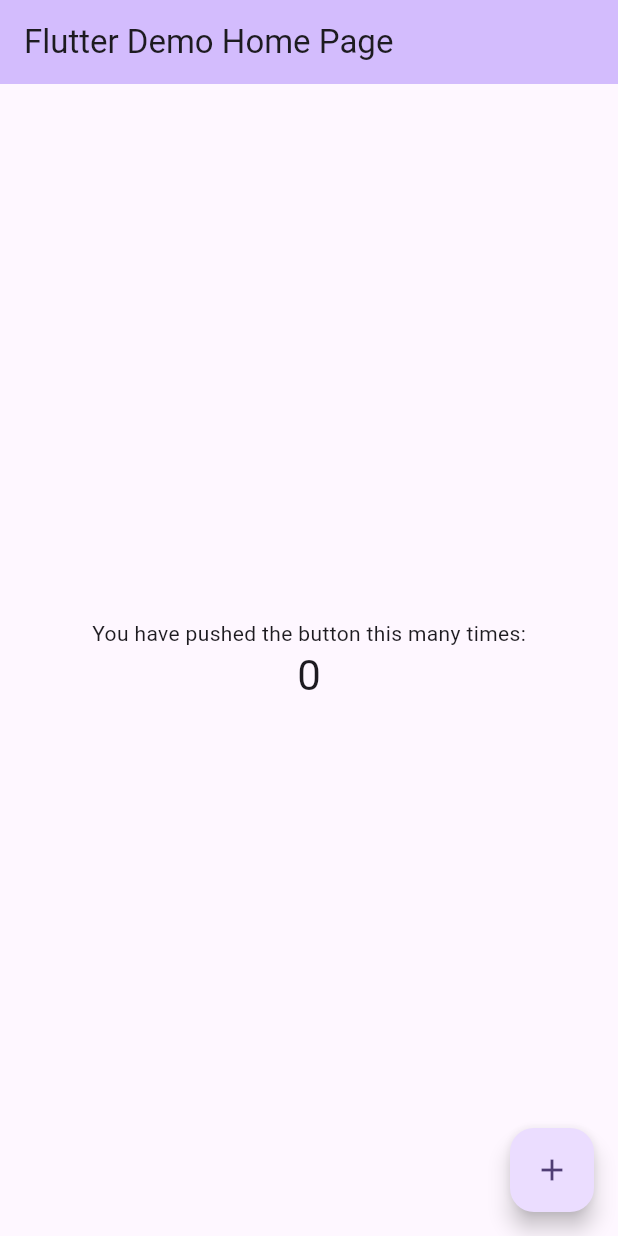
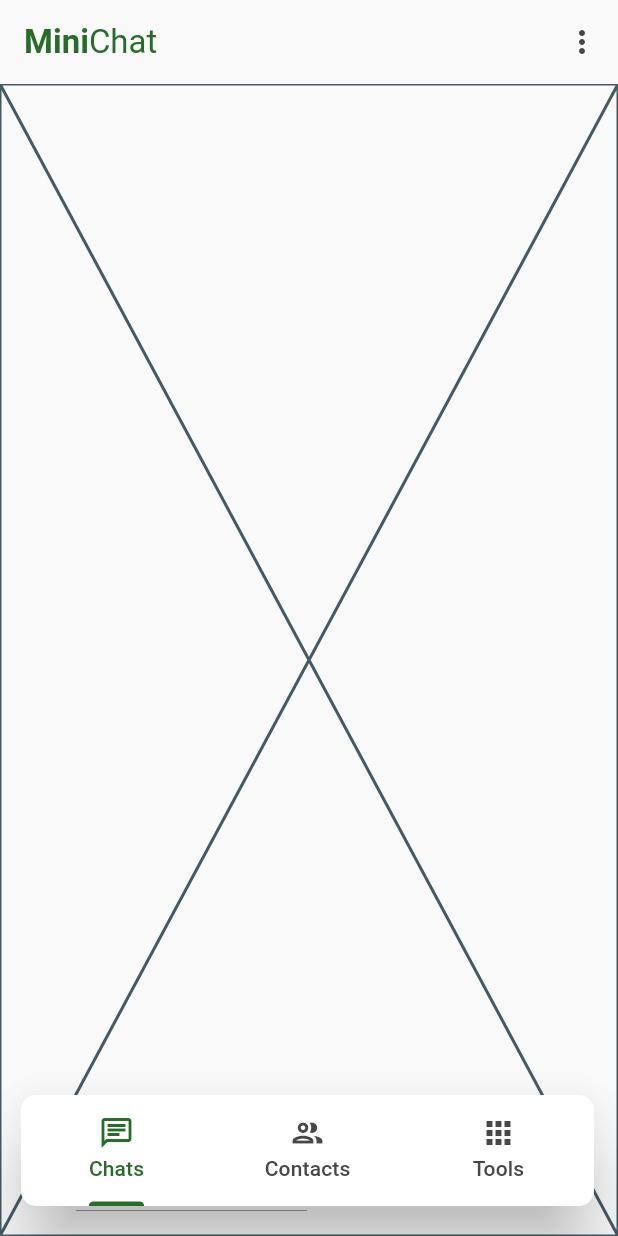
Before and after one commit to Muzakki839/flutter-minichat, a Flutter app: the screen it shows after launch, on a phone screen of 412 x 824 dp. Run offline on Flutter 3.47's test engine with Material 3 defaults, Android fonts, the phone set to English and light mode, and no system bars.

Commit message:
feat: Add main application structure with tab navigation and placeholder pages

```diff
--- a/lib/main.dart
+++ b/lib/main.dart
@@ -1,4 +1,5 @@
 import 'package:flutter/material.dart';
+import 'package:minichat/pages/main_page.dart';
 
 void main() {
   runApp(const MyApp());
@@ -11,115 +12,16 @@ class MyApp extends StatelessWidget {
   @override
   Widget build(BuildContext context) {
     return MaterialApp(
-      title: 'Flutter Demo',
+      debugShowCheckedModeBanner: false,
       theme: ThemeData(
-        // This is the theme of your application.
-        //
-        // TRY THIS: Try running your application with "flutter run". You'll see
-        // the application has a purple toolbar. Then, without quitting the app,
-        // try changing the seedColor in the colorScheme below to Colors.green
-        // and then invoke "hot reload" (save your changes or press the "hot
-        // reload" button in a Flutter-supported IDE, or press "r" if you used
-        // the command line to start the app).
-        //
-        // Notice that the counter didn't reset back to zero; the application
-        // state is not lost during the reload. To reset the state, use hot
-        // restart instead.
-        //
-        // This works for code too, not just values: Most code changes can be
-        // tested with just a hot reload.
-        colorScheme: ColorScheme.fromSeed(seedColor: Colors.deepPurple),
+        colorScheme: ColorScheme.fromSeed(
+          seedColor: Colors.green.shade900,
+          brightness: Brightness.light,
+          dynamicSchemeVariant: DynamicSchemeVariant.rainbow,
+        ),
         useMaterial3: true,
       ),
-      home: const MyHomePage(title: 'Flutter Demo Home Page'),
+      home: const MainPage(),
     );
   }
 }
-
-class MyHomePage extends StatefulWidget {
-  const MyHomePage({super.key, required this.title});
-
-  // This widget is the home page of your application. It is stateful, meaning
-  // that it has a State object (defined below) that contains fields that affect
-  // how it looks.
-
-  // This class is the configuration for the state. It holds the values (in this
-  // case the title) provided by the parent (in this case the App widget) and
-  // used by the build method of the State. Fields in a Widget subclass are
-  // always marked "final".
-
-  final String title;
-
-  @override
-  State<MyHomePage> createState() => _MyHomePageState();
-}
-
-class _MyHomePageState extends State<MyHomePage> {
-  int _counter = 0;
-
-  void _incrementCounter() {
-    setState(() {
-      // This call to setState tells the Flutter framework that something has
-      // changed in this State, which causes it to rerun the build method below
-      // so that the display can reflect the updated values. If we changed
-      // _counter without calling setState(), then the build method would not be
-      // called again, and so nothing would appear to happen.
-      _counter++;
-    });
-  }
-
-  @override
-  Widget build(BuildContext context) {
-    // This method is rerun every time setState is called, for instance as done
-    // by the _incrementCounter method above.
-    //
-    // The Flutter framework has been optimized to make rerunning build methods
-    // fast, so that you can just rebuild anything that needs updating rather
-    // than having to individually change instances of widgets.
-    return Scaffold(
-      appBar: AppBar(
-        // TRY THIS: Try changing the color here to a specific color (to
-        // Colors.amber, perhaps?) and trigger a hot reload to see the AppBar
-        // change color while the other colors stay the same.
-        backgroundColor: Theme.of(context).colorScheme.inversePrimary,
-        // Here we take the value from the MyHomePage object that was created by
-        // the App.build method, and use it to set our appbar title.
-        title: Text(widget.title),
-      ),
-      body: Center(
-        // Center is a layout widget. It takes a single child and positions it
-        // in the middle of the parent.
-        child: Column(
-          // Column is also a layout widget. It takes a list of children and
-          // arranges them vertically. By default, it sizes itself to fit its
-          // children horizontally, and tries to be as tall as its parent.
-          //
-          // Column has various properties to control how it sizes itself and
-          // how it positions its children. Here we use mainAxisAlignment to
-          // center the children vertically; the main axis here is the vertical
-          // axis because Columns are vertical (the cross axis would be
-          // horizontal).
-          //
-          // TRY THIS: Invoke "debug painting" (choose the "Toggle Debug Paint"
-          // action in the IDE, or press "p" in the console), to see the
-          // wireframe for each widget.
-          mainAxisAlignment: MainAxisAlignment.center,
-          children: <Widget>[
-            const Text(
-              'You have pushed the button this many times:',
-            ),
-            Text(
-              '$_counter',
-              style: Theme.of(context).textTheme.headlineMedium,
-            ),
-          ],
-        ),
-      ),
-      floatingActionButton: FloatingActionButton(
-        onPressed: _incrementCounter,
-        tooltip: 'Increment',
-        child: const Icon(Icons.add),
-      ), // This trailing comma makes auto-formatting nicer for build methods.
-    );
-  }
-}
--- /dev/null
+++ b/lib/pages/chats_page.dart
@@ -0,0 +1,10 @@
+import 'package:flutter/material.dart';
+
+class ChatsPage extends StatelessWidget {
+  const ChatsPage({super.key});
+
+  @override
+  Widget build(BuildContext context) {
+    return const Placeholder();
+  }
+}
--- /dev/null
+++ b/lib/pages/contacts_page.dart
@@ -0,0 +1,10 @@
+import 'package:flutter/material.dart';
+
+class ContactsPage extends StatelessWidget {
+  const ContactsPage({super.key});
+
+  @override
+  Widget build(BuildContext context) {
+    return const Placeholder();
+  }
+}
--- /dev/null
+++ b/lib/pages/main_page.dart
@@ -0,0 +1,99 @@
+import 'package:flutter/material.dart';
+import 'package:minichat/pages/chats_page.dart';
+import 'package:minichat/pages/contacts_page.dart';
+import 'package:minichat/pages/tools_page.dart';
+import 'package:minichat/widgets/app_title.dart';
+import 'package:minichat/widgets/bottom_tab_bar.dart';
+
+class MainPage extends StatefulWidget {
+  const MainPage({super.key, this.initialTabIndex = 0});
+
+  final int initialTabIndex;
+
+  @override
+  State<MainPage> createState() => _MainPageState();
+}
+
+class _MainPageState extends State<MainPage>
+    with SingleTickerProviderStateMixin {
+  late TabController _tabController;
+
+  @override
+  void initState() {
+    super.initState();
+    _tabController = TabController(
+        length: 3, vsync: this, initialIndex: widget.initialTabIndex);
+    _tabController.addListener(() {
+      setState(() {}); // Update the state when the tab changes
+    });
+  }
+
+  @override
+  void dispose() {
+    _tabController.dispose();
+    super.dispose();
+  }
+
+  @override
+  Widget build(BuildContext context) {
+    final theme = Theme.of(context).colorScheme;
+
+    // list of pages
+    final List<Widget> pages = [
+      ChatsPage(),
+      ContactsPage(),
+      ToolsPage(),
+    ];
+
+    return Scaffold(
+      appBar: AppBar(
+        title: AppTitle(),
+        actions: [
+          PopupMenuButton<String>(
+            onSelected: (value) {},
+            itemBuilder: (context) => [
+              PopupMenuItem(
+                value: 'logout',
+                child: Text('Logout'),
+              ),
+              PopupMenuItem(
+                value: 'about',
+                child: Text('About'),
+              ),
+            ],
+            icon: const Icon(Icons.more_vert),
+            offset: Offset(0, 40),
+            color: theme.surfaceContainerLowest,
+          ),
+        ],
+      ),
+
+      // bottom tab bar
+      floatingActionButtonLocation: FloatingActionButtonLocation.endContained,
+      floatingActionButton: BottomTabBar(
+        theme: theme,
+        tabs: [
+          Tab(
+            text: "Chats",
+            icon: Icon(Icons.chat_outlined),
+          ),
+          Tab(
+            text: "Contacts",
+            icon: Icon(Icons.people_outlined),
+          ),
+          Tab(
+            text: "Tools",
+            icon: Icon(Icons.apps_outlined),
+          ),
+        ],
+        controller: _tabController,
+      ),
+
+      // fragmen page
+      body: TabBarView(
+        controller: _tabController,
+        children: pages,
+      ),
+    );
+  }
+}
--- /dev/null
+++ b/lib/pages/tools_page.dart
@@ -0,0 +1,10 @@
+import 'package:flutter/material.dart';
+
+class ToolsPage extends StatelessWidget {
+  const ToolsPage({super.key});
+
+  @override
+  Widget build(BuildContext context) {
+    return const Placeholder();
+  }
+}
--- /dev/null
+++ b/lib/widgets/app_title.dart
@@ -0,0 +1,32 @@
+import 'package:flutter/material.dart';
+
+class AppTitle extends StatelessWidget {
+  const AppTitle({
+    super.key,
+  });
+
+  @override
+  Widget build(BuildContext context) {
+    final theme = Theme.of(context).colorScheme;
+
+    return Row(
+      mainAxisSize: MainAxisSize.min,
+      children: [
+        Text(
+          "Mini",
+          style: TextStyle(
+            color: theme.primary,
+            fontWeight: FontWeight.bold,
+          ),
+        ),
+        Text(
+          "Chat",
+          style: TextStyle(
+            color: theme.primary,
+            fontWeight: FontWeight.normal,
+          ),
+        )
+      ],
+    );
+  }
+}
--- /dev/null
+++ b/lib/widgets/bottom_tab_bar.dart
@@ -0,0 +1,39 @@
+import 'package:flutter/material.dart';
+
+class BottomTabBar extends StatelessWidget {
+  const BottomTabBar({
+    super.key,
+    required this.theme,
+    required this.tabs,
+    required this.controller,
+  });
+
+  final ColorScheme theme;
+  final List<Widget> tabs;
+  final TabController controller;
+
+  @override
+  Widget build(BuildContext context) {
+    return Card(
+      elevation: 20,
+      margin: const EdgeInsets.only(top: 0, bottom: 20, left: 30, right: 0),
+      child: Container(
+        decoration: BoxDecoration(
+          color: theme.surfaceContainerLowest,
+          borderRadius: BorderRadius.circular(10),
+        ),
+
+        // tab bar
+        child: TabBar(
+          enableFeedback: true,
+          splashBorderRadius: BorderRadius.circular(20),
+          dividerHeight: 0,
+          tabs: tabs,
+          controller: controller,
+        ),
+
+        //
+      ),
+    );
+  }
+}
```
